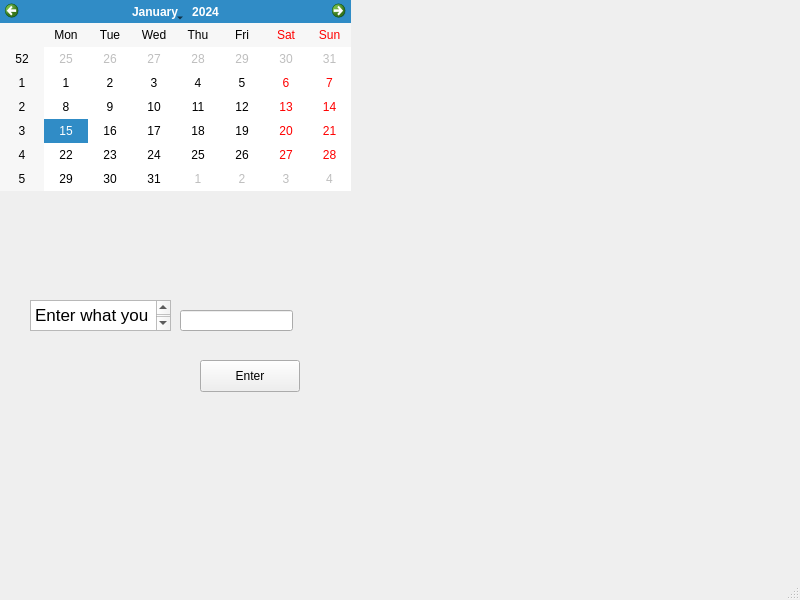
Above: mainwindow.ui from equac010/CS100_finalProject before the change. Below: the same form after it.
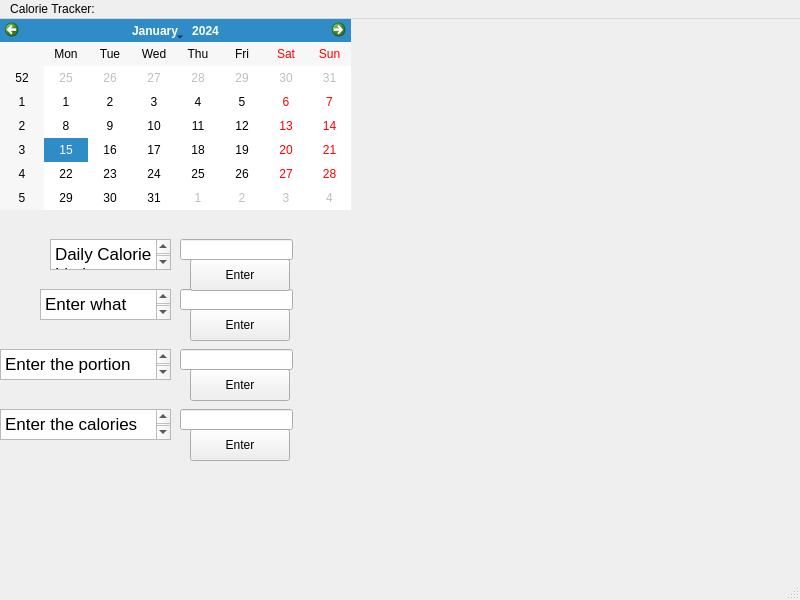
That is the form after the change.

Commit message: Created a frame of the UI.

The edit to the form file:
```diff
--- a/mainwindow.ui
+++ b/mainwindow.ui
@@ -17,8 +17,8 @@
    <widget class="QPushButton" name="pushButton">
     <property name="geometry">
      <rect>
-      <x>200</x>
-      <y>360</y>
+      <x>190</x>
+      <y>290</y>
       <width>100</width>
       <height>32</height>
      </rect>
@@ -31,7 +31,7 @@
     <property name="geometry">
      <rect>
       <x>180</x>
-      <y>310</y>
+      <y>270</y>
       <width>113</width>
       <height>21</height>
      </rect>
@@ -50,9 +50,9 @@
    <widget class="QTextBrowser" name="textBrowser">
     <property name="geometry">
      <rect>
-      <x>30</x>
-      <y>300</y>
-      <width>141</width>
+      <x>40</x>
+      <y>270</y>
+      <width>131</width>
       <height>31</height>
      </rect>
     </property>
@@ -67,6 +67,135 @@
 &lt;p style=&quot; margin-top:0px; margin-bottom:0px; margin-left:0px; margin-right:0px; -qt-block-indent:0; text-indent:0px;&quot;&gt;Enter what you ate:&lt;/p&gt;&lt;/body&gt;&lt;/html&gt;</string>
     </property>
    </widget>
+   <widget class="QTextEdit" name="prompt_calorieLimit">
+    <property name="geometry">
+     <rect>
+      <x>50</x>
+      <y>220</y>
+      <width>121</width>
+      <height>31</height>
+     </rect>
+    </property>
+    <property name="html">
+     <string>&lt;!DOCTYPE HTML PUBLIC &quot;-//W3C//DTD HTML 4.0//EN&quot; &quot;http://www.w3.org/TR/REC-html40/strict.dtd&quot;&gt;
+&lt;html&gt;&lt;head&gt;&lt;meta name=&quot;qrichtext&quot; content=&quot;1&quot; /&gt;&lt;meta charset=&quot;utf-8&quot; /&gt;&lt;style type=&quot;text/css&quot;&gt;
+p, li { white-space: pre-wrap; }
+hr { height: 1px; border-width: 0; }
+li.unchecked::marker { content: &quot;\2610&quot;; }
+li.checked::marker { content: &quot;\2612&quot;; }
+&lt;/style&gt;&lt;/head&gt;&lt;body style=&quot; font-family:'.AppleSystemUIFont'; font-size:13pt; font-weight:400; font-style:normal;&quot;&gt;
+&lt;p style=&quot; margin-top:0px; margin-bottom:0px; margin-left:0px; margin-right:0px; -qt-block-indent:0; text-indent:0px;&quot;&gt;Daily Calorie Limit:&lt;/p&gt;&lt;/body&gt;&lt;/html&gt;</string>
+    </property>
+   </widget>
+   <widget class="QLineEdit" name="input_DailyCalorieLimit">
+    <property name="geometry">
+     <rect>
+      <x>180</x>
+      <y>220</y>
+      <width>113</width>
+      <height>21</height>
+     </rect>
+    </property>
+   </widget>
+   <widget class="QPushButton" name="push_dailyLimit">
+    <property name="geometry">
+     <rect>
+      <x>190</x>
+      <y>240</y>
+      <width>100</width>
+      <height>32</height>
+     </rect>
+    </property>
+    <property name="text">
+     <string>Enter</string>
+    </property>
+   </widget>
+   <widget class="QLineEdit" name="input_calorieAmount">
+    <property name="geometry">
+     <rect>
+      <x>180</x>
+      <y>390</y>
+      <width>113</width>
+      <height>21</height>
+     </rect>
+    </property>
+   </widget>
+   <widget class="QPushButton" name="push_calorieAmount">
+    <property name="geometry">
+     <rect>
+      <x>190</x>
+      <y>410</y>
+      <width>100</width>
+      <height>32</height>
+     </rect>
+    </property>
+    <property name="text">
+     <string>Enter</string>
+    </property>
+   </widget>
+   <widget class="QTextBrowser" name="prompt_calorieAmount">
+    <property name="geometry">
+     <rect>
+      <x>0</x>
+      <y>390</y>
+      <width>171</width>
+      <height>31</height>
+     </rect>
+    </property>
+    <property name="html">
+     <string>&lt;!DOCTYPE HTML PUBLIC &quot;-//W3C//DTD HTML 4.0//EN&quot; &quot;http://www.w3.org/TR/REC-html40/strict.dtd&quot;&gt;
+&lt;html&gt;&lt;head&gt;&lt;meta name=&quot;qrichtext&quot; content=&quot;1&quot; /&gt;&lt;meta charset=&quot;utf-8&quot; /&gt;&lt;style type=&quot;text/css&quot;&gt;
+p, li { white-space: pre-wrap; }
+hr { height: 1px; border-width: 0; }
+li.unchecked::marker { content: &quot;\2610&quot;; }
+li.checked::marker { content: &quot;\2612&quot;; }
+&lt;/style&gt;&lt;/head&gt;&lt;body style=&quot; font-family:'.AppleSystemUIFont'; font-size:13pt; font-weight:400; font-style:normal;&quot;&gt;
+&lt;p style=&quot; margin-top:0px; margin-bottom:0px; margin-left:0px; margin-right:0px; -qt-block-indent:0; text-indent:0px;&quot;&gt;Enter the calories amount:&lt;/p&gt;&lt;/body&gt;&lt;/html&gt;</string>
+    </property>
+   </widget>
+   <widget class="QTextBrowser" name="prompt_portionAmount">
+    <property name="geometry">
+     <rect>
+      <x>0</x>
+      <y>330</y>
+      <width>171</width>
+      <height>31</height>
+     </rect>
+    </property>
+    <property name="html">
+     <string>&lt;!DOCTYPE HTML PUBLIC &quot;-//W3C//DTD HTML 4.0//EN&quot; &quot;http://www.w3.org/TR/REC-html40/strict.dtd&quot;&gt;
+&lt;html&gt;&lt;head&gt;&lt;meta name=&quot;qrichtext&quot; content=&quot;1&quot; /&gt;&lt;meta charset=&quot;utf-8&quot; /&gt;&lt;style type=&quot;text/css&quot;&gt;
+p, li { white-space: pre-wrap; }
+hr { height: 1px; border-width: 0; }
+li.unchecked::marker { content: &quot;\2610&quot;; }
+li.checked::marker { content: &quot;\2612&quot;; }
+&lt;/style&gt;&lt;/head&gt;&lt;body style=&quot; font-family:'.AppleSystemUIFont'; font-size:13pt; font-weight:400; font-style:normal;&quot;&gt;
+&lt;p style=&quot; margin-top:0px; margin-bottom:0px; margin-left:0px; margin-right:0px; -qt-block-indent:0; text-indent:0px;&quot;&gt;Enter the portion amount:&lt;/p&gt;&lt;/body&gt;&lt;/html&gt;</string>
+    </property>
+   </widget>
+   <widget class="QLineEdit" name="input_calorieAmount_2">
+    <property name="geometry">
+     <rect>
+      <x>180</x>
+      <y>330</y>
+      <width>113</width>
+      <height>21</height>
+     </rect>
+    </property>
+   </widget>
+   <widget class="QPushButton" name="push_portionAmount">
+    <property name="geometry">
+     <rect>
+      <x>190</x>
+      <y>350</y>
+      <width>100</width>
+      <height>32</height>
+     </rect>
+    </property>
+    <property name="text">
+     <string>Enter</string>
+    </property>
+   </widget>
   </widget>
   <widget class="QMenuBar" name="menubar">
    <property name="geometry">
@@ -74,9 +203,15 @@
      <x>0</x>
      <y>0</y>
      <width>800</width>
-     <height>24</height>
+     <height>22</height>
     </rect>
    </property>
+   <widget class="QMenu" name="menuCalorie_Tracker">
+    <property name="title">
+     <string>Calorie Tracker:</string>
+    </property>
+   </widget>
+   <addaction name="menuCalorie_Tracker"/>
   </widget>
   <widget class="QStatusBar" name="statusbar"/>
  </widget>
```
Left out of the diff: 8 changed lines with no effect on the pictures. The commit also changes 2 other files.
